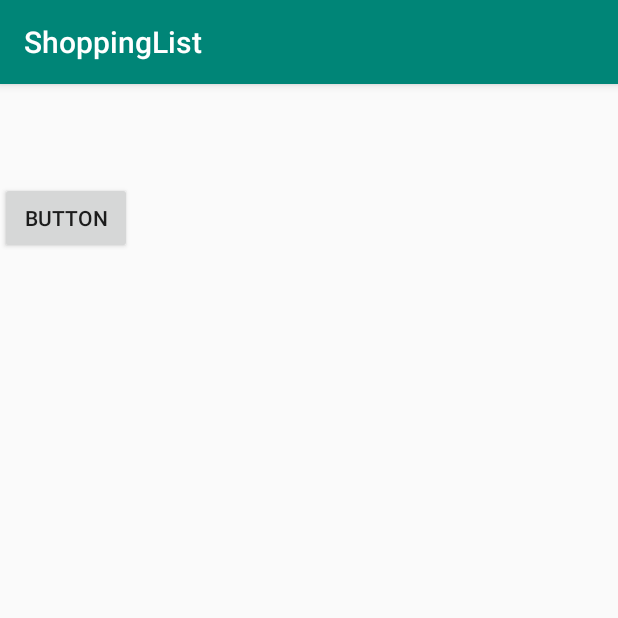
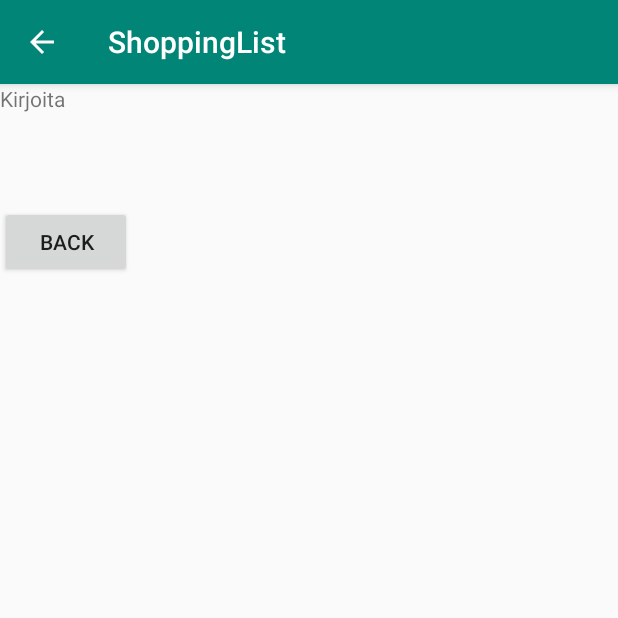
Before and after one commit to Laatikko33/Tehtava1TuomasKettunen, an Android app: the screen it shows after launch (ShowList), after a tap on "DONE", on a phone screen of 412 x 824 dp, the top half of it. Run offline under Robolectric (Android 15) with nearby library versions, the phone set to English and light mode, and no system bars; 1 other tap on this screen came first.

Commit message:
tehtava1

```diff
--- a/app/src/main/AndroidManifest.xml
+++ b/app/src/main/AndroidManifest.xml
@@ -9,7 +9,8 @@
         android:roundIcon="@mipmap/ic_launcher_round"
         android:supportsRtl="true"
         android:theme="@style/AppTheme">
-        <activity android:name=".ShowList"></activity>
+        <activity android:name=".ShowList"
+                    android:parentActivityName=".MainActivity"></activity>
         <activity android:name=".MainActivity">
             <intent-filter>
                 <action android:name="android.intent.action.MAIN" />
--- a/app/src/main/java/com/example/shoppinglist/MainActivity.java
+++ b/app/src/main/java/com/example/shoppinglist/MainActivity.java
@@ -43,6 +43,7 @@ public class MainActivity extends AppCompatActivity {
                 else{
                     lista.add(EditText_content.getText().toString());
                     Toast.makeText(getApplicationContext(), "Item added to shoppinglist", Toast.LENGTH_SHORT).show();
+                    EditText_content.setText("");
                 }
             }
         });
@@ -57,7 +58,7 @@ public class MainActivity extends AppCompatActivity {
     }
     public void openShowlist(){
             Intent intent = new Intent(this, ShowList.class);
-            intent.putExtra(EXTRA_TEXT, lista);
+            intent.putStringArrayListExtra(EXTRA_TEXT,lista);
             startActivity(intent);
     }
 }
--- a/app/src/main/java/com/example/shoppinglist/ShowList.java
+++ b/app/src/main/java/com/example/shoppinglist/ShowList.java
@@ -4,6 +4,8 @@ import androidx.appcompat.app.AppCompatActivity;
 
 import android.content.Intent;
 import android.os.Bundle;
+import android.view.View;
+import android.widget.Button;
 import android.widget.TextView;
 
 import java.util.ArrayList;
@@ -17,10 +19,20 @@ public class ShowList extends AppCompatActivity {
 
         Intent intent = getIntent();
         ArrayList<String> lista = intent.getStringArrayListExtra(MainActivity.EXTRA_TEXT);
-
+        Button back = (Button) findViewById(R.id.button4);
         TextView textView = (TextView) findViewById(R.id.textView);
 
+        StringBuilder builder = new StringBuilder();
+        for (String details: lista ){
+            builder.append(details + "\n");
+        }
+        textView.setText(builder.toString());
 
-
+        back.setOnClickListener(new View.OnClickListener() {
+            @Override
+            public void onClick(View v) {
+                finish();
+            }
+        });
     }
 }
--- a/app/src/main/res/layout/activity_main2.xml
+++ b/app/src/main/res/layout/activity_main2.xml
@@ -12,10 +12,11 @@
         android:layout_height="wrap_content"
         android:layout_below="@id/textView"
         android:layout_marginTop="46dp"
-        android:text="Button" />
+        android:text="Back" />
 
     <TextView
         android:id="@+id/textView"
         android:layout_width="match_parent"
         android:layout_height="wrap_content" />
+
 </RelativeLayout>
```
